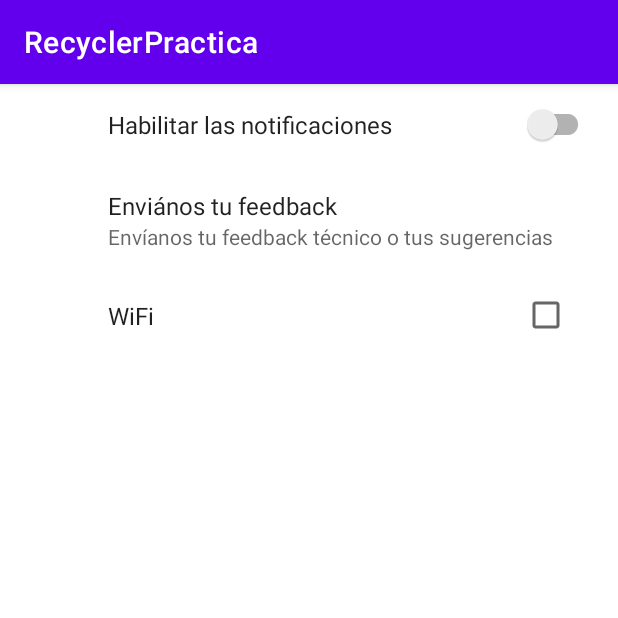
After one commit to heisenferg/RecyclerPractica, an Android app: the Ajustes screen opened directly, with no data from a screen before it, on a phone screen of 412 x 824 dp, the top half of it. The commit adds this screen. Run offline under Robolectric (Android 15) with nearby library versions, the phone set to English and light mode, and no system bars; our stand-ins replace androidx.preference.

Commit message:
9 - Empezado ajustes

```diff
--- a/app/build.gradle
+++ b/app/build.gradle
@@ -33,6 +33,7 @@ android {
 dependencies {
 
     implementation 'androidx.appcompat:appcompat:1.4.1'
+    implementation 'androidx.preference:preference:1.1.0'
     implementation 'com.google.android.material:material:1.5.0'
     implementation 'androidx.constraintlayout:constraintlayout:2.1.3'
     implementation 'androidx.recyclerview:recyclerview-selection:1.1.0'
--- a/app/src/main/AndroidManifest.xml
+++ b/app/src/main/AndroidManifest.xml
@@ -2,7 +2,7 @@
 <manifest xmlns:android="http://schemas.android.com/apk/res/android"
     package="com.example.recyclerpractica">
 
-    <uses-permission android:name="android.permission.INTERNET"/>
+    <uses-permission android:name="android.permission.INTERNET" />
 
     <application
         android:allowBackup="true"
@@ -11,6 +11,9 @@
         android:roundIcon="@mipmap/ic_launcher_round"
         android:supportsRtl="true"
         android:theme="@style/Theme.RecyclerPractica">
+        <activity
+            android:name=".AjustesActivity"
+            android:exported="false" />
         <activity
             android:name=".VideoActivity"
             android:exported="false" />
--- /dev/null
+++ b/app/src/main/java/com/example/recyclerpractica/Ajustes.java
@@ -0,0 +1,28 @@
+package com.example.recyclerpractica;
+
+import android.annotation.SuppressLint;
+import android.os.Bundle;
+
+import androidx.fragment.app.Fragment;
+import androidx.preference.PreferenceFragmentCompat;
+
+import android.view.LayoutInflater;
+import android.view.View;
+import android.view.ViewGroup;
+
+
+public class Ajustes extends PreferenceFragmentCompat {
+
+
+    public Ajustes() {
+        // Required empty public constructor
+    }
+
+
+
+    @Override
+    public void onCreatePreferences(Bundle savedInstanceState, String rootKey) {
+        setPreferencesFromResource(R.xml.preferencias, rootKey);
+    }
+
+}
--- /dev/null
+++ b/app/src/main/java/com/example/recyclerpractica/AjustesActivity.java
@@ -0,0 +1,16 @@
+package com.example.recyclerpractica;
+
+import androidx.appcompat.app.AppCompatActivity;
+
+import android.os.Bundle;
+
+public class AjustesActivity extends AppCompatActivity {
+
+    @Override
+    protected void onCreate(Bundle savedInstanceState) {
+        super.onCreate(savedInstanceState);
+        setContentView(R.layout.activity_ajustes);
+
+        getSupportFragmentManager().beginTransaction().replace(R.id.contenedorAjustes, new Ajustes()).commit();
+    }
+}
--- a/app/src/main/java/com/example/recyclerpractica/CancionesActivity.java
+++ b/app/src/main/java/com/example/recyclerpractica/CancionesActivity.java
@@ -6,6 +6,7 @@ import android.view.View;
 import android.widget.MediaController;
 
 import com.example.recyclerpractica.Canciones.Canciones;
+import com.example.recyclerpractica.databinding.ActivityCancionesBinding;
 
 
 import androidx.appcompat.app.AppCompatActivity;
@@ -16,8 +17,8 @@ import androidx.navigation.NavController;
 import androidx.navigation.Navigation;
 import androidx.navigation.ui.AppBarConfiguration;
 import androidx.navigation.ui.NavigationUI;
+import androidx.preference.PreferenceFragmentCompat;
 
-import com.example.recyclerpractica.databinding.ActivityCancionesBinding;
 
 public class CancionesActivity extends AppCompatActivity implements MediaController.MediaPlayerControl {
 
@@ -29,7 +30,6 @@ public class CancionesActivity extends AppCompatActivity implements MediaControl
     @Override
     protected void onCreate(Bundle savedInstanceState) {
         super.onCreate(savedInstanceState);
-
 
         binding = ActivityCancionesBinding.inflate(getLayoutInflater());
         setContentView(binding.getRoot());
--- /dev/null
+++ b/app/src/main/res/layout/activity_ajustes.xml
@@ -0,0 +1,15 @@
+<?xml version="1.0" encoding="utf-8"?>
+<LinearLayout xmlns:android="http://schemas.android.com/apk/res/android"
+    xmlns:app="http://schemas.android.com/apk/res-auto"
+    xmlns:tools="http://schemas.android.com/tools"
+    android:layout_width="match_parent"
+    android:orientation="vertical"
+    android:layout_height="match_parent"
+    tools:context=".AjustesActivity">
+
+    <FrameLayout
+        android:layout_width="match_parent"
+        android:layout_height="match_parent"
+        android:id="@+id/contenedorAjustes"></FrameLayout>
+
+</LinearLayout>
--- a/app/src/main/res/values/strings.xml
+++ b/app/src/main/res/values/strings.xml
@@ -9,4 +9,6 @@
 
     <string name="hello_first_fragment">Hello first fragment</string>
     <string name="hello_second_fragment">Hello second fragment. Arg: %1$s</string>
+    <!-- TODO: Remove or change this placeholder text -->
+    <string name="hello_blank_fragment">Hello blank fragment</string>
 </resources>
--- /dev/null
+++ b/app/src/main/res/xml/preferencias.xml
@@ -0,0 +1,14 @@
+<?xml version="1.0" encoding="utf-8"?>
+<PreferenceScreen
+    xmlns:app="http://schemas.android.com/apk/res-auto">
+    <SwitchPreferenceCompat
+        app:key="notificaciones"
+        app:title="Habilitar las notificaciones"/>
+    <Preference
+        app:key="feedback"
+        app:title="Enviános tu feedback"
+        app:summary="Envíanos tu feedback técnico o tus sugerencias"/>
+    <CheckBoxPreference
+        app:key="habilitar wifi"
+        app:title="WiFi" />
+</PreferenceScreen>
```
Also changed, not shown: app/src/main/java/com/example/recyclerpractica/MainActivity.java (+13 -1 lines), app/src/main/res/layout/activity_main.xml (+27 -12 lines), app/src/main/res/layout/fragment_ajustes.xml (added, +14 -0 lines).
